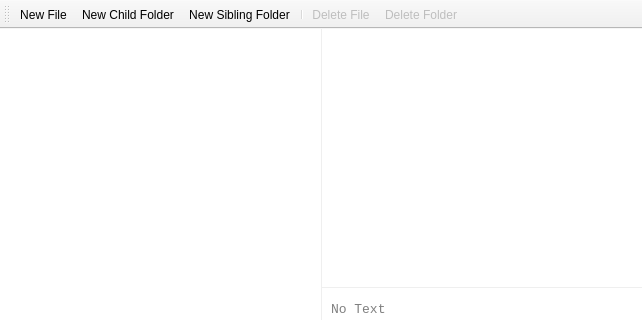
This is mainwindow.ui in AskePit/Memory as Qt 5 draws it before an edit; both pictures show x 0 to 642 and y 0 to 320 of the 642 by 545 pixel window. The edited form follows.
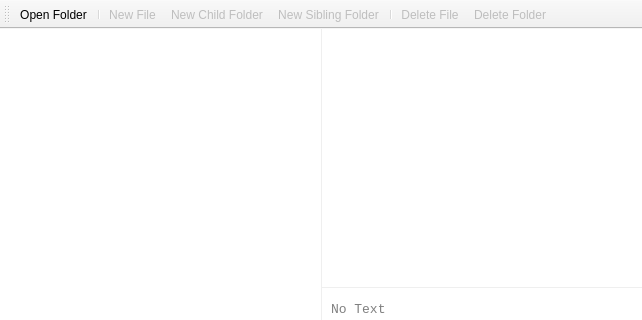
This is the edited form. Icons and pictures are not drawn. Custom widgets are drawn as their Qt base class.

Commit message: open dir action

The edit to the form file:
```diff
--- a/mainwindow.ui
+++ b/mainwindow.ui
@@ -538,6 +538,9 @@
    </property>
   </widget>
   <widget class="QToolBar" name="toolBar">
+   <property name="enabled">
+    <bool>true</bool>
+   </property>
    <property name="windowTitle">
     <string>toolBar</string>
    </property>
@@ -550,6 +553,8 @@
    <attribute name="toolBarBreak">
     <bool>false</bool>
    </attribute>
+   <addaction name="actionOpen_Folder"/>
+   <addaction name="separator"/>
    <addaction name="actionNew_File"/>
    <addaction name="actionNew_Child_Folder"/>
    <addaction name="actionNew_Sibling_Folder"/>
@@ -558,6 +563,9 @@
    <addaction name="actionDelete_Folder"/>
   </widget>
   <action name="actionNew_File">
+   <property name="enabled">
+    <bool>false</bool>
+   </property>
    <property name="icon">
     <iconset resource="resources/resources.qrc">
      <normaloff>:/new_file.png</normaloff>:/new_file.png</iconset>
@@ -570,6 +578,9 @@
    </property>
   </action>
   <action name="actionNew_Sibling_Folder">
+   <property name="enabled">
+    <bool>false</bool>
+   </property>
    <property name="icon">
     <iconset resource="resources/resources.qrc">
      <normaloff>:/new_sibling_dir.png</normaloff>:/new_sibling_dir.png</iconset>
@@ -609,6 +620,9 @@
    </property>
   </action>
   <action name="actionNew_Child_Folder">
+   <property name="enabled">
+    <bool>false</bool>
+   </property>
    <property name="icon">
     <iconset resource="resources/resources.qrc">
      <normaloff>:/new_child_dir.png</normaloff>:/new_child_dir.png</iconset>
@@ -620,6 +634,18 @@
     <string>New Child Folder</string>
    </property>
   </action>
+  <action name="actionOpen_Folder">
+   <property name="icon">
+    <iconset resource="resources/resources.qrc">
+     <normaloff>:/open_dir.png</normaloff>:/open_dir.png</iconset>
+   </property>
+   <property name="text">
+    <string>Open Folder...</string>
+   </property>
+   <property name="shortcut">
+    <string>Ctrl+O</string>
+   </property>
+  </action>
  </widget>
  <layoutdefault spacing="6" margin="11"/>
  <customwidgets>
```
The commit also changes 9 other files.
